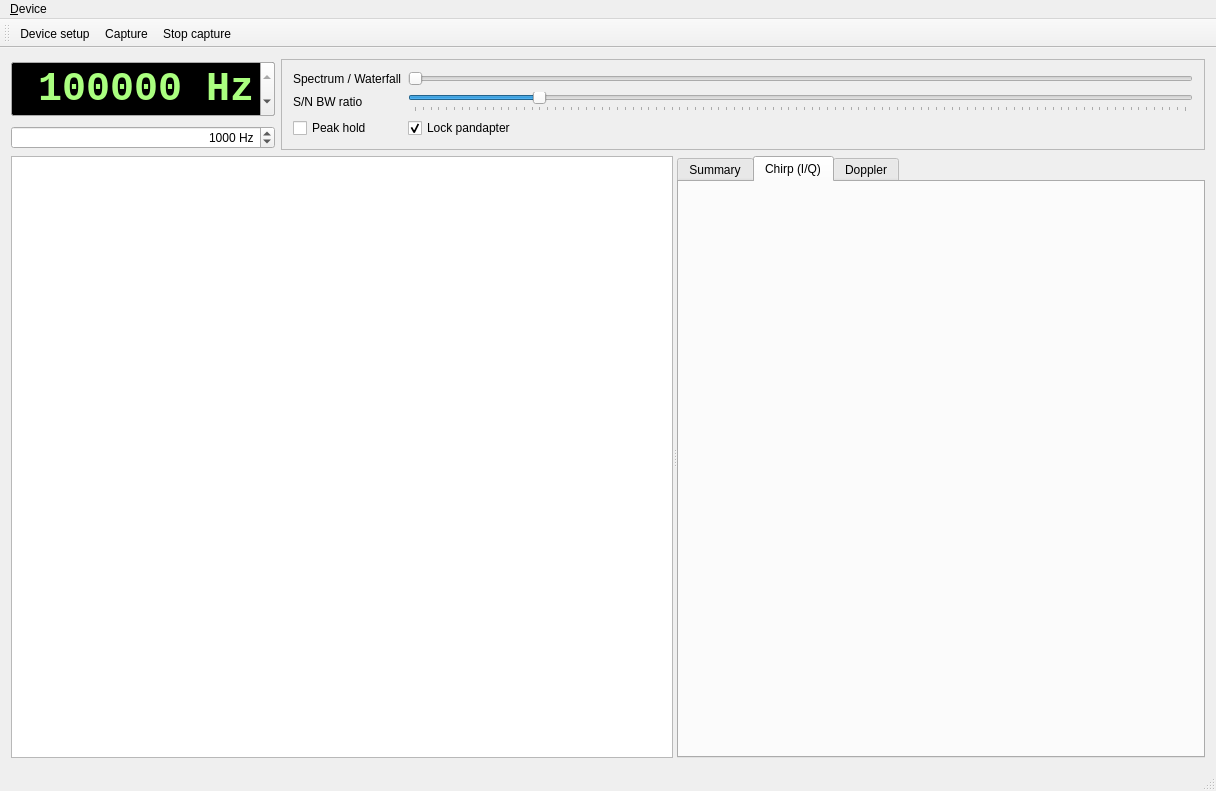
BatchDrake/qstones, file ui/mainui.ui: the form before one commit.
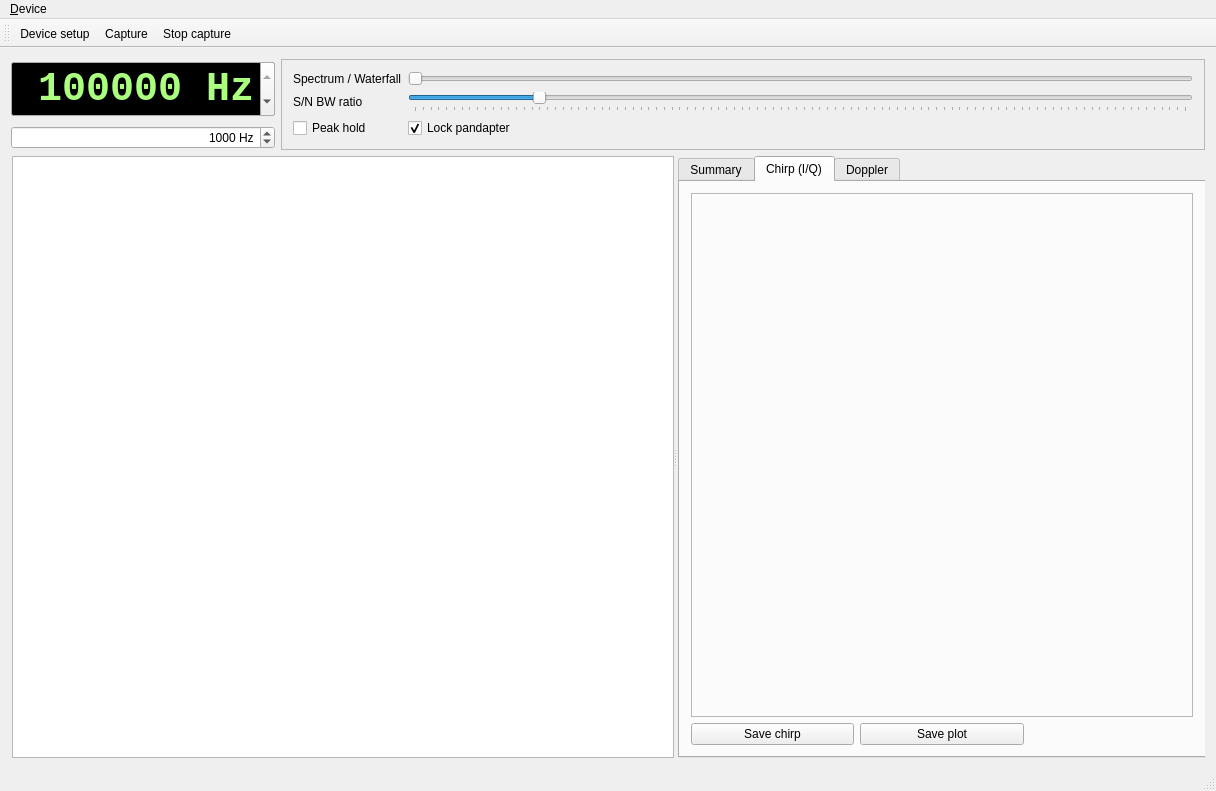
The form after the commit. The open tabs and pages were chosen to show the change. Icons and pictures are not drawn.

Commit message: Implement chirp data charts

Diff of the .ui file:
```diff
--- a/ui/mainui.ui
+++ b/ui/mainui.ui
@@ -39,46 +39,15 @@
         </property>
         <widget class="QSplitter" name="splitter">
          <property name="layoutDirection">
-          <enum>Qt::LeftToRight</enum>
+          <enum>Qt::RightToLeft</enum>
          </property>
          <property name="orientation">
           <enum>Qt::Horizontal</enum>
          </property>
-         <widget class="QTableWidget" name="eventTable">
-          <attribute name="horizontalHeaderVisible">
-           <bool>false</bool>
-          </attribute>
-          <attribute name="horizontalHeaderCascadingSectionResizes">
-           <bool>false</bool>
-          </attribute>
-          <attribute name="horizontalHeaderShowSortIndicator" stdset="0">
-           <bool>false</bool>
-          </attribute>
-          <attribute name="horizontalHeaderStretchLastSection">
-           <bool>true</bool>
-          </attribute>
-          <column>
-           <property name="text">
-            <string>Time</string>
-           </property>
-          </column>
-          <column>
-           <property name="text">
-            <string>Duration</string>
-           </property>
-          </column>
-          <column>
-           <property name="text">
-            <string>Mean Doppler</string>
-           </property>
-          </column>
-          <column>
-           <property name="text">
-            <string>SNR</string>
-           </property>
-          </column>
-         </widget>
          <widget class="QTabWidget" name="tabWidget">
+          <property name="layoutDirection">
+           <enum>Qt::LeftToRight</enum>
+          </property>
           <property name="currentIndex">
            <number>0</number>
           </property>
@@ -121,6 +90,42 @@
            <attribute name="title">
             <string>Chirp (I/Q)</string>
            </attribute>
+           <layout class="QGridLayout" name="gridLayout_3">
+            <item row="0" column="0" colspan="3">
+             <widget class="QFrame" name="chirpFrame">
+              <property name="frameShape">
+               <enum>QFrame::StyledPanel</enum>
+              </property>
+              <property name="frameShadow">
+               <enum>QFrame::Raised</enum>
+              </property>
+             </widget>
+            </item>
+            <item row="1" column="0">
+             <widget class="QPushButton" name="pushButton">
+              <property name="text">
+               <string>Save chirp</string>
+              </property>
+              <property name="icon">
+               <iconset>
+                <normalon>:/themes/oxygen/16x16/actions/document-save-as.png</normalon>
+               </iconset>
+              </property>
+             </widget>
+            </item>
+            <item row="1" column="1">
+             <widget class="QPushButton" name="pushButton_2">
+              <property name="text">
+               <string>Save plot</string>
+              </property>
+              <property name="icon">
+               <iconset>
+                <normalon>:/themes/oxygen/16x16/mimetypes/image-x-generic.png</normalon>
+               </iconset>
+              </property>
+             </widget>
+            </item>
+           </layout>
           </widget>
           <widget class="QWidget" name="tab_3">
            <attribute name="title">
@@ -128,6 +133,41 @@
            </attribute>
           </widget>
          </widget>
+         <widget class="QTableView" name="eventTable">
+          <property name="layoutDirection">
+           <enum>Qt::LeftToRight</enum>
+          </property>
+          <property name="alternatingRowColors">
+           <bool>true</bool>
+          </property>
+          <property name="selectionMode">
+           <enum>QAbstractItemView::SingleSelection</enum>
+          </property>
+          <property name="selectionBehavior">
+           <enum>QAbstractItemView::SelectRows</enum>
+          </property>
+          <property name="sortingEnabled">
+           <bool>true</bool>
+          </property>
+          <property name="cornerButtonEnabled">
+           <bool>true</bool>
+          </property>
+          <attribute name="horizontalHeaderCascadingSectionResizes">
+           <bool>true</bool>
+          </attribute>
+          <attribute name="horizontalHeaderStretchLastSection">
+           <bool>true</bool>
+          </attribute>
+          <attribute name="verticalHeaderDefaultSectionSize">
+           <number>18</number>
+          </attribute>
+          <attribute name="verticalHeaderMinimumSectionSize">
+           <number>18</number>
+          </attribute>
+          <attribute name="verticalHeaderStretchLastSection">
+           <bool>false</bool>
+          </attribute>
+         </widget>
         </widget>
        </widget>
       </item>
```
Left out of the diff: 78 changed lines with no effect on the pictures. The commit also changes 7 other files.
